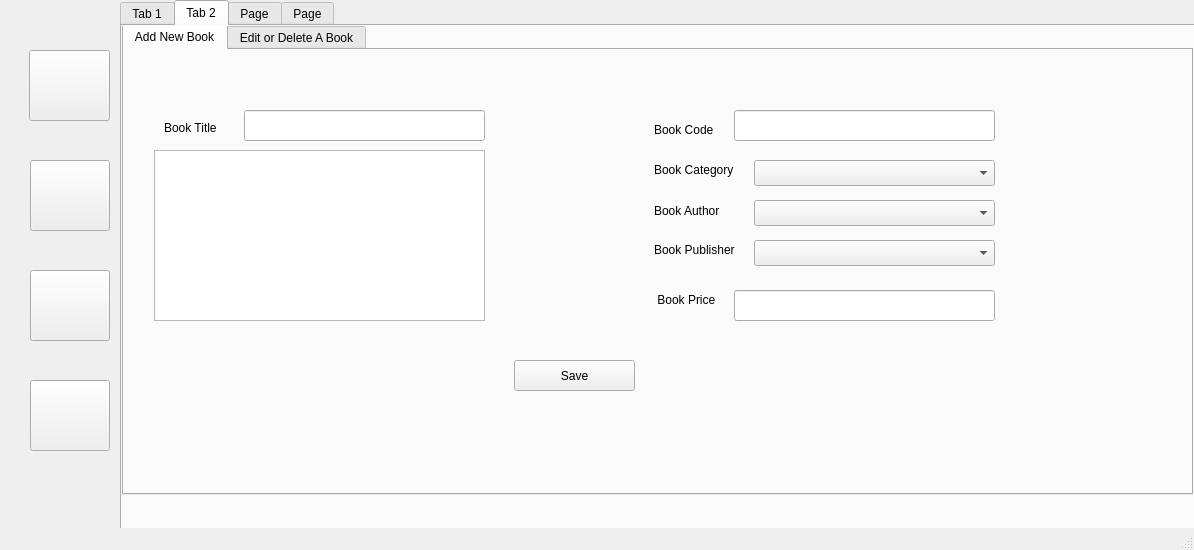
Before: the Qt Designer form library.ui in safwanvk/lms, drawn with Qt 5.
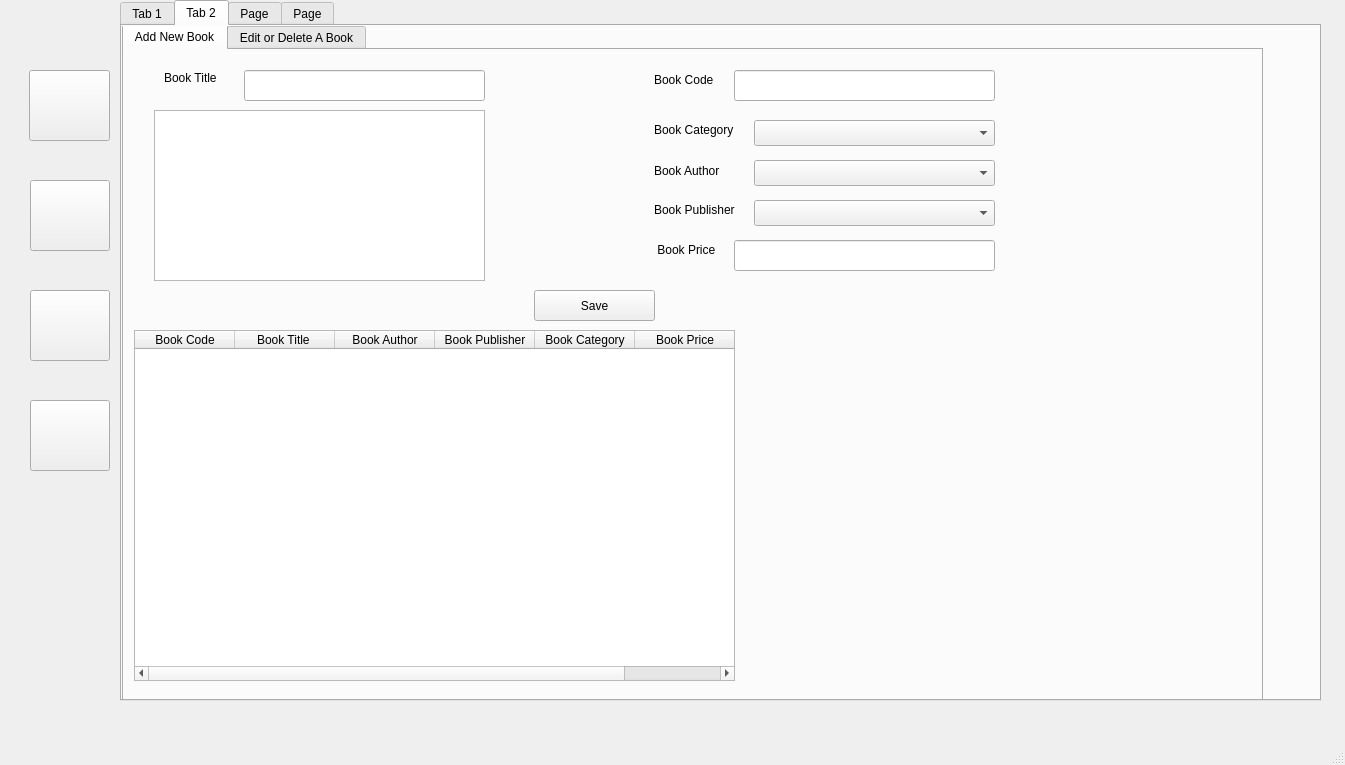
After: the same form once the commit is applied. The open tabs and pages were chosen to show the change. Icons and pictures are not drawn.

What changed in the file:
```diff
--- a/library.ui
+++ b/library.ui
@@ -6,8 +6,8 @@
    <rect>
     <x>0</x>
     <y>0</y>
-    <width>1194</width>
-    <height>550</height>
+    <width>1345</width>
+    <height>765</height>
    </rect>
   </property>
   <property name="windowTitle">
@@ -18,7 +18,7 @@
     <property name="geometry">
      <rect>
       <x>29</x>
-      <y>50</y>
+      <y>70</y>
       <width>81</width>
       <height>71</height>
      </rect>
@@ -41,7 +41,7 @@
     <property name="geometry">
      <rect>
       <x>30</x>
-      <y>160</y>
+      <y>180</y>
       <width>80</width>
       <height>71</height>
      </rect>
@@ -64,7 +64,7 @@
     <property name="geometry">
      <rect>
       <x>30</x>
-      <y>270</y>
+      <y>290</y>
       <width>80</width>
       <height>71</height>
      </rect>
@@ -87,7 +87,7 @@
     <property name="geometry">
      <rect>
       <x>30</x>
-      <y>380</y>
+      <y>400</y>
       <width>80</width>
       <height>71</height>
      </rect>
@@ -115,7 +115,7 @@
       <x>120</x>
       <y>0</y>
       <width>1201</width>
-      <height>531</height>
+      <height>701</height>
      </rect>
     </property>
     <property name="currentIndex">
@@ -307,8 +307,8 @@
        <rect>
         <x>0</x>
         <y>-2</y>
-        <width>1071</width>
-        <height>471</height>
+        <width>1141</width>
+        <height>681</height>
        </rect>
       </property>
       <property name="currentIndex">
@@ -322,7 +322,7 @@
         <property name="geometry">
          <rect>
           <x>530</x>
-          <y>70</y>
+          <y>20</y>
           <width>71</width>
           <height>20</height>
          </rect>
@@ -335,7 +335,7 @@
         <property name="geometry">
          <rect>
           <x>530</x>
-          <y>140</y>
+          <y>100</y>
           <width>91</width>
           <height>41</height>
          </rect>
@@ -348,7 +348,7 @@
         <property name="geometry">
          <rect>
           <x>40</x>
-          <y>70</y>
+          <y>20</y>
           <width>71</width>
           <height>16</height>
          </rect>
@@ -361,7 +361,7 @@
         <property name="geometry">
          <rect>
           <x>30</x>
-          <y>100</y>
+          <y>60</y>
           <width>331</width>
           <height>171</height>
          </rect>
@@ -370,8 +370,8 @@
        <widget class="QPushButton" name="pushButton_12">
         <property name="geometry">
          <rect>
-          <x>390</x>
-          <y>310</y>
+          <x>410</x>
+          <y>240</y>
           <width>121</width>
           <height>31</height>
          </rect>
@@ -384,7 +384,7 @@
         <property name="geometry">
          <rect>
           <x>530</x>
-          <y>240</y>
+          <y>190</y>
           <width>71</width>
           <height>20</height>
          </rect>
@@ -397,7 +397,7 @@
         <property name="geometry">
          <rect>
           <x>610</x>
-          <y>60</y>
+          <y>20</y>
           <width>261</width>
           <height>31</height>
          </rect>
@@ -407,7 +407,7 @@
         <property name="geometry">
          <rect>
           <x>630</x>
-          <y>190</y>
+          <y>150</y>
           <width>241</width>
           <height>26</height>
          </rect>
@@ -417,7 +417,7 @@
         <property name="geometry">
          <rect>
           <x>610</x>
-          <y>240</y>
+          <y>190</y>
           <width>261</width>
           <height>31</height>
          </rect>
@@ -427,7 +427,7 @@
         <property name="geometry">
          <rect>
           <x>530</x>
-          <y>110</y>
+          <y>70</y>
           <width>91</width>
           <height>20</height>
          </rect>
@@ -440,7 +440,7 @@
         <property name="geometry">
          <rect>
           <x>630</x>
-          <y>150</y>
+          <y>110</y>
           <width>241</width>
           <height>26</height>
          </rect>
@@ -450,7 +450,7 @@
         <property name="geometry">
          <rect>
           <x>630</x>
-          <y>110</y>
+          <y>70</y>
           <width>241</width>
           <height>26</height>
          </rect>
@@ -460,7 +460,7 @@
         <property name="geometry">
          <rect>
           <x>530</x>
-          <y>190</y>
+          <y>150</y>
           <width>91</width>
           <height>20</height>
          </rect>
@@ -473,12 +473,52 @@
         <property name="geometry">
          <rect>
           <x>120</x>
-          <y>60</y>
+          <y>20</y>
           <width>241</width>
           <height>31</height>
          </rect>
         </property>
        </widget>
+       <widget class="QTableWidget" name="tableWidget_5">
+        <property name="geometry">
+         <rect>
+          <x>10</x>
+          <y>280</y>
+          <width>601</width>
+          <height>351</height>
+         </rect>
+        </property>
+        <column>
+         <property name="text">
+          <string>Book Code</string>
+         </property>
+        </column>
+        <column>
+         <property name="text">
+          <string>Book Title </string>
+         </property>
+        </column>
+        <column>
+         <property name="text">
+          <string>Book Author</string>
+         </property>
+        </column>
+        <column>
+         <property name="text">
+          <string>Book Publisher</string>
+         </property>
+        </column>
+        <column>
+         <property name="text">
+          <string>Book Category</string>
+         </property>
+        </column>
+        <column>
+         <property name="text">
+          <string>Book Price</string>
+         </property>
+        </column>
+       </widget>
       </widget>
       <widget class="QWidget" name="tab_5">
        <attribute name="title">
```
Left out of the diff: 169 changed lines with no effect on the pictures.
